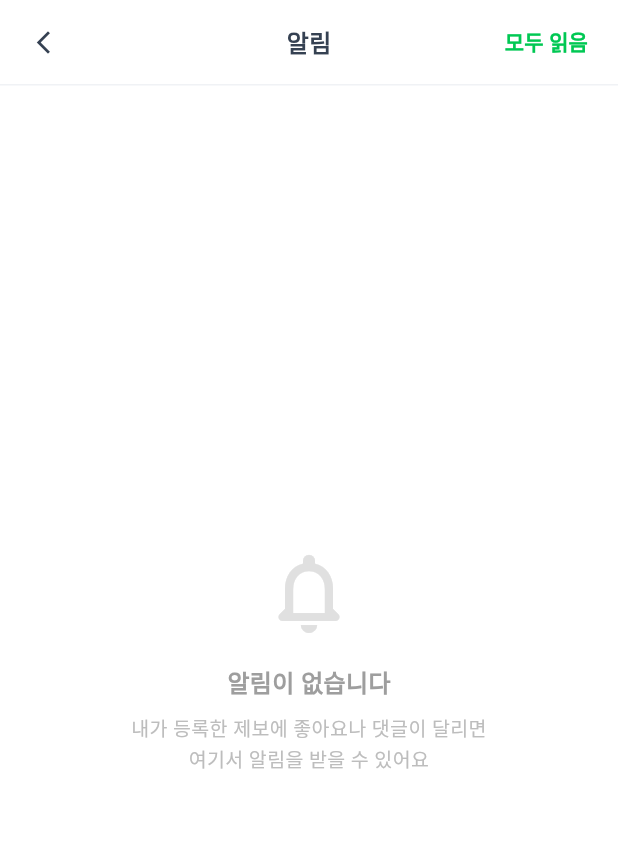
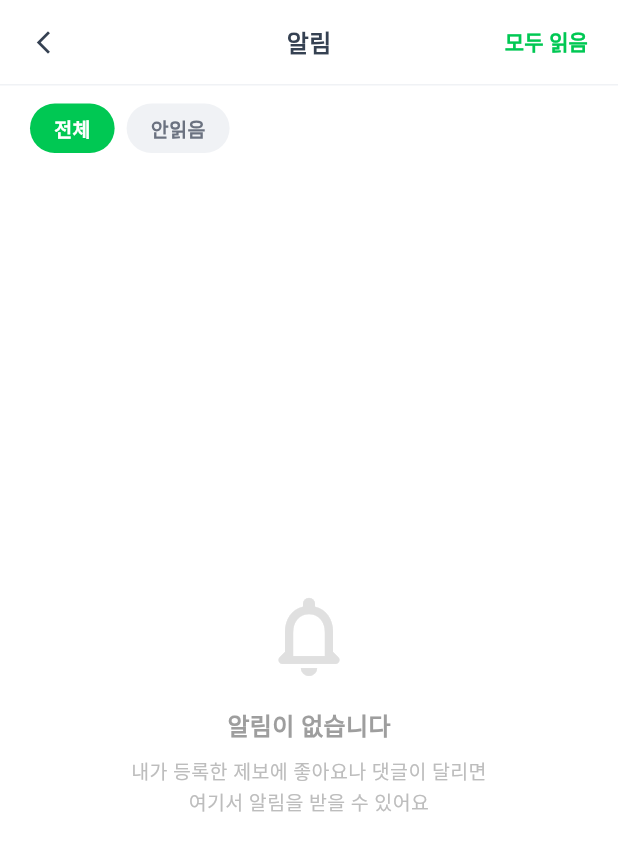
Before and after one commit to spacecho918/AI_Wheelchair_Navigation, a Flutter app: the screen it shows once a user with an empty profile is signed in, in the side drawer, after a tap on the "notifications none" icon, on a phone screen of 412 x 824 dp. Shown: the top 851 px of the screen. Run offline on Flutter 3.47's test engine with Material 3 defaults, Android fonts, the phone set to English and light mode, and no system bars; our stand-ins replace app_links, camera, firebase_core, firebase_messaging, flutter_dotenv, flutter_local_notifications and 7 more; missing offline and left inert: dart:html, pointer_interceptor; accounts and stored records are empty; network calls fail; Roboto replaces fonts that are missing (Pretendard).

Commit message:
커뮤니티 필터 수정 / 알림 안읽음 필터 추가

```diff
--- a/flutter/frontend/lib/screens/notification_screen.dart
+++ b/flutter/frontend/lib/screens/notification_screen.dart
@@ -18,6 +18,14 @@ class _NotificationScreenState extends State<NotificationScreen> {
   List<Map<String, dynamic>> _notifications = [];
   bool _isLoading = true;
   supabase.RealtimeChannel? _channel;
+  String _selectedFilter = '전체';
+
+  List<Map<String, dynamic>> get _filteredNotifications {
+    if (_selectedFilter == '안읽음') {
+      return _notifications.where((n) => n['is_read'] != true).toList();
+    }
+    return _notifications;
+  }
 
   @override
   void initState() {
@@ -281,6 +289,48 @@ class _NotificationScreenState extends State<NotificationScreen> {
             ),
             Container(color: const Color(0xFFF0F2F5), height: 1.0),
 
+            // Filter Chips
+            Padding(
+              padding: const EdgeInsets.symmetric(horizontal: 20, vertical: 12),
+              child: Row(
+                children: ['전체', '안읽음'].map((label) {
+                  final isSelected = _selectedFilter == label;
+                  return Padding(
+                    padding: const EdgeInsets.only(right: 8),
+                    child: GestureDetector(
+                      onTap: () => setState(() => _selectedFilter = label),
+                      child: Container(
+                        padding: const EdgeInsets.symmetric(
+                          horizontal: 16,
+                          vertical: 7,
+                        ),
+                        decoration: BoxDecoration(
+                          color: isSelected
+                              ? const Color(0xFF00C853)
+                              : (isDark
+                                    ? const Color(0xFF2A2A2A)
+                                    : const Color(0xFFF0F2F5)),
+                          borderRadius: BorderRadius.circular(20),
+                        ),
+                        child: Text(
+                          label,
+                          style: TextStyle(
+                            fontSize: 13,
+                            fontWeight: FontWeight.w600,
+                            color: isSelected
+                                ? Colors.white
+                                : (isDark
+                                      ? const Color(0xFF9CA3AF)
+                                      : const Color(0xFF6B7280)),
+                          ),
+                        ),
+                      ),
+                    ),
+                  );
+                }).toList(),
+              ),
+            ),
+
             // Body
             Expanded(
               child: _isLoading
@@ -289,16 +339,16 @@ class _NotificationScreenState extends State<NotificationScreen> {
                         color: Color(0xFF00C853),
                       ),
                     )
-                  : _notifications.isEmpty
+                  : _filteredNotifications.isEmpty
                   ? _buildEmpty()
                   : RefreshIndicator(
                       color: const Color(0xFF00C853),
                       onRefresh: _loadNotifications,
                       child: ListView.builder(
-                        padding: const EdgeInsets.all(20),
-                        itemCount: _notifications.length,
+                        padding: const EdgeInsets.fromLTRB(20, 0, 20, 20),
+                        itemCount: _filteredNotifications.length,
                         itemBuilder: (context, index) {
-                          final item = _notifications[index];
+                          final item = _filteredNotifications[index];
                           return _buildNotificationItem(item);
                         },
                       ),
```
Also changed, not shown: flutter/frontend/lib/screens/community_screen.dart (+8 -28 lines).
